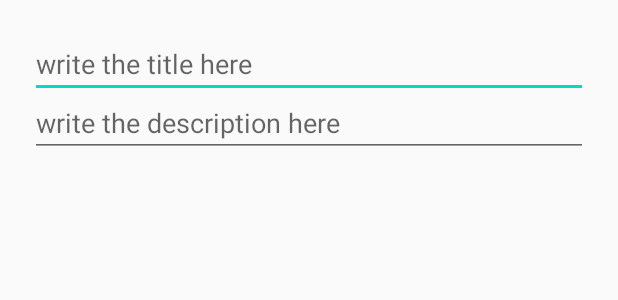
After one commit to daniloberber/Final_project, an Android app: the layout layout_dialog.xml on its own in the app's theme, with its tools: preview values and no code run, on a phone screen of 412 x 824 dp. The commit adds this screen. Shown: the top 300 px of the screen. Run offline under Robolectric (Android 15) with nearby library versions, the phone set to English and light mode, and no system bars.

Commit message:
Commit 4: - dialog layout and inflator (not yet text customization)

```diff
--- /dev/null
+++ b/app/src/main/res/layout/layout_dialog.xml
@@ -0,0 +1,22 @@
+<?xml version="1.0" encoding="utf-8"?>
+<RelativeLayout xmlns:android="http://schemas.android.com/apk/res/android"
+    android:layout_width="match_parent" android:layout_height="match_parent"
+    android:padding="20dp"
+    >
+
+    <EditText
+        android:hint="write the title here"
+        android:id="@+id/edit_title"
+        android:layout_width="match_parent"
+        android:layout_height="wrap_content"/>
+
+    <EditText
+        android:id="@+id/edit_description"
+        android:layout_width="match_parent"
+        android:layout_height="wrap_content"
+        android:layout_alignParentStart="true"
+        android:layout_alignParentTop="true"
+        android:layout_marginTop="39dp"
+        android:hint="write the description here" />
+
+</RelativeLayout>
--- a/app/src/main/res/values/strings.xml
+++ b/app/src/main/res/values/strings.xml
@@ -1,4 +1,5 @@
 <resources>
     <string name="app_name">Final_project</string>
     <string name="title_activity_maps">Map</string>
+
 </resources>
```
Also changed, not shown: app/src/main/java/com/example/final_project/MapsActivity.java (+24 -1 lines), app/src/main/java/com/example/final_project/MarkerDialog.java (added, +48 -0 lines).
